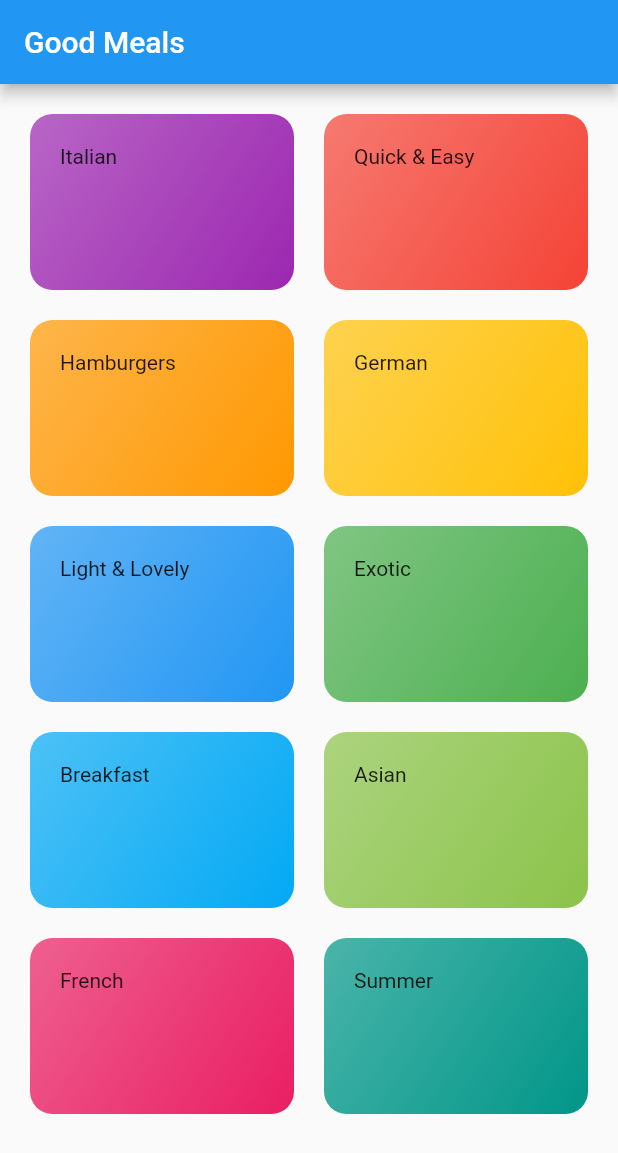
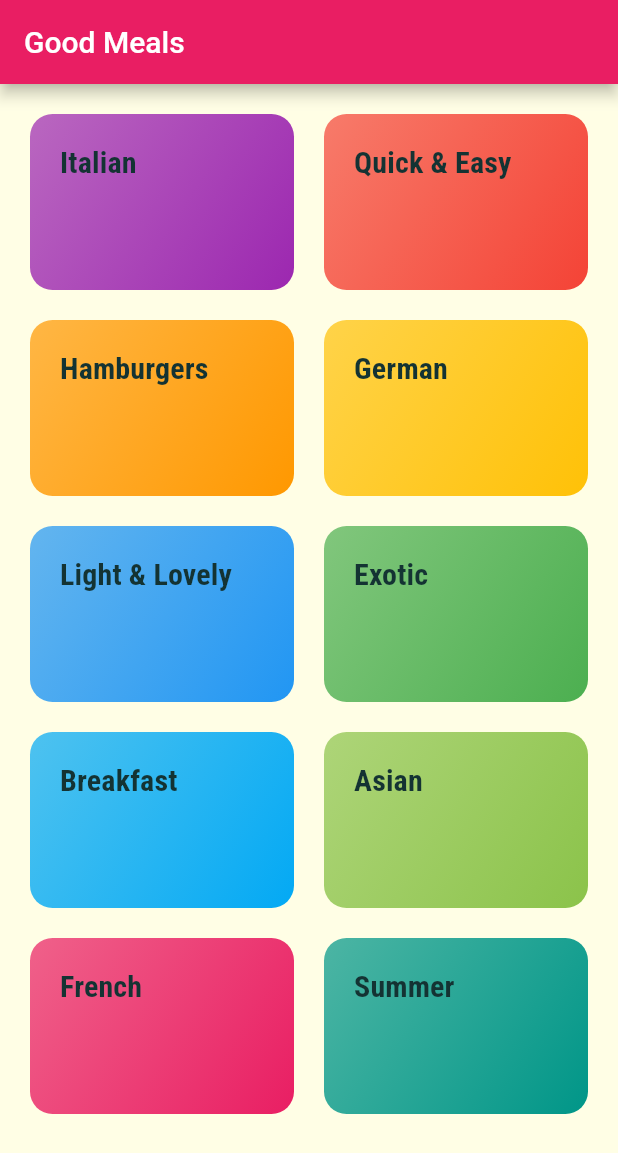
Before and after one commit to JayaSupriya-Somasani/Meals_app_flutter, a Flutter app: the screen it shows after launch, on a phone screen of 412 x 824 dp. Shown: the top 1153 px of the screen. Run offline on Flutter 3.47's test engine with Material 2 defaults, Android fonts, the phone set to English and light mode, and no system bars.

Commit message:
Fonts and themes are implemented

```diff
--- a/lib/category_item.dart
+++ b/lib/category_item.dart
@@ -10,7 +10,7 @@ class CategoryItem extends StatelessWidget {
   Widget build(BuildContext context) {
     return Container(
       padding: EdgeInsets.all(20),
-      child: Text(title),
+      child: Text(title,style: Theme.of(context).textTheme.titleSmall,),
       decoration: BoxDecoration(
           gradient: LinearGradient(
               colors: [color.withOpacity(0.7), color],
--- a/lib/main.dart
+++ b/lib/main.dart
@@ -14,8 +14,18 @@ class MyApp extends StatelessWidget {
       title: 'Meals',
       debugShowCheckedModeBanner: false,
       theme: ThemeData(
-        primarySwatch: Colors.blue,
-      ),
+          primarySwatch: Colors.pink,
+          accentColor: Colors.amber,
+          canvasColor: const Color.fromRGBO(255, 254, 229, 1),
+          fontFamily: 'Raleway',
+          textTheme: ThemeData.light().textTheme.copyWith(
+              bodySmall: const TextStyle(color: Color.fromRGBO(20, 51, 51, 1)),
+              bodyLarge: const TextStyle(color: Color.fromRGBO(20, 51, 51, 1)),
+              titleSmall: const TextStyle(
+                  color: Color.fromRGBO(20, 51, 51, 1),
+                  fontFamily: 'RobotoCondensed',
+                  fontSize: 20,
+                  fontWeight: FontWeight.bold))),
       home: CategoriesScreen(),
     );
   }
```
Also changed, not shown: pubspec.yaml (+19 -6 lines), assets/fonts/Raleway-Black.ttf (added), assets/fonts/Raleway-Bold.ttf (added), assets/fonts/Raleway-Regular.ttf (added), assets/fonts/RobotoCondensed-Bold.ttf (added), assets/fonts/RobotoCondensed-Italic.ttf (added), assets/fonts/RobotoCondensed-Light.ttf (added), assets/fonts/RobotoCondensed-Regular.ttf (added).
